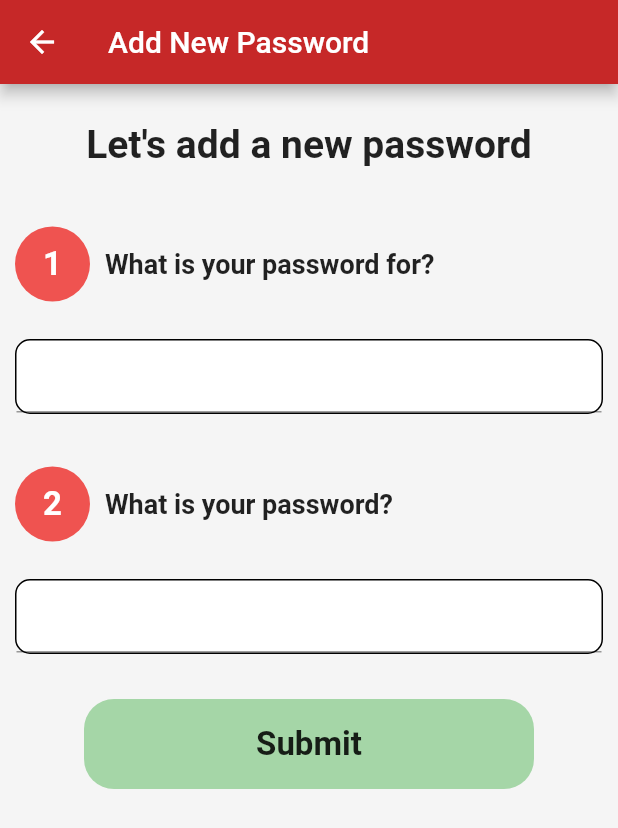
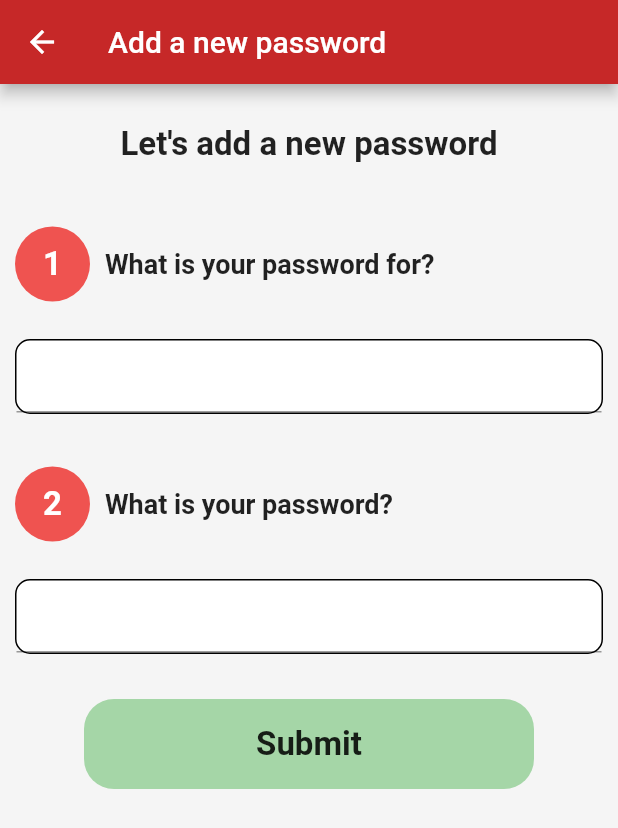
Before and after one commit to kelvinf96/PasswordManagerClientApp, a Flutter app: the UserHomePage screen opened directly with empty values, after a tap on "Add a new password", on a phone screen of 412 x 824 dp. Shown: the top 828 px of the screen. Run offline on Flutter 3.47's test engine with Material 2 defaults, Android fonts, the phone set to English and light mode, and no system bars; missing offline and left inert: platform_device_id, status_alert; generated files the repository leaves out were written again; network calls fail.

Commit message:
app internationalization working, some slight issues, see pr

```diff
--- /dev/null
+++ b/password_manager_client/l10n.yaml
@@ -0,0 +1,3 @@
+arb-dir: lib/l10n
+template-arb-file: app_en.arb
+output-localization-file: app_localizations.dart
--- a/password_manager_client/lib/add_password.dart
+++ b/password_manager_client/lib/add_password.dart
@@ -4,6 +4,7 @@ import 'package:flutter/material.dart';
 import 'package:http/http.dart';
 import 'package:password_manager_client/user_home.dart';
 import 'package:status_alert/status_alert.dart';
+import 'package:flutter_gen/gen_l10n/app_localizations.dart';
 
 class AddUserPasswordPage extends StatefulWidget {
   const AddUserPasswordPage(
@@ -61,18 +62,19 @@ class _AddUserPasswordPageState extends State<AddUserPasswordPage> {
         resizeToAvoidBottomInset: false,
         backgroundColor: Colors.grey[100],
         appBar: AppBar(
-          title: const Text("Add New Password"),
+          title: Text(
+            AppLocalizations.of(context)!.addPassword,),
           backgroundColor: Colors.red[800],
         ),
         body: Column(
           children: [
-            const SizedBox(
+            SizedBox(
               height: 80,
               child: Align(
                 alignment: Alignment.center,
-                child: Text("Let's add a new password",
-                    style: TextStyle(
-                      fontSize: 26,
+                child: Text(AppLocalizations.of(context)!.addPasswordMessage,
+                    style: const TextStyle(
+                      fontSize: 22,
                       fontWeight: FontWeight.bold,
                     )),
               ),
@@ -100,8 +102,8 @@ class _AddUserPasswordPageState extends State<AddUserPasswordPage> {
                       Padding(
                         padding: const EdgeInsets.only(left: 10),
                         child: Container(
-                            child: const Text("What is your password for?",
-                                style: TextStyle(
+                            child: Text(AppLocalizations.of(context)!.addPasswordName,
+                                style: const TextStyle(
                                   fontWeight: FontWeight.bold,
                                   fontSize: 18,
                                 ))),
@@ -145,8 +147,8 @@ class _AddUserPasswordPageState extends State<AddUserPasswordPage> {
                       Padding(
                         padding: const EdgeInsets.only(left: 10),
                         child: Container(
-                            child: const Text("What is your password?",
-                                style: TextStyle(
+                            child: Text(AppLocalizations.of(context)!.addPasswordValue,
+                                style: const TextStyle(
                                   fontWeight: FontWeight.bold,
                                   fontSize: 18,
                                 ))),
@@ -178,10 +180,10 @@ class _AddUserPasswordPageState extends State<AddUserPasswordPage> {
                   decoration: BoxDecoration(
                       color: Colors.green[200],
                       borderRadius: BorderRadius.circular(20)),
-                  child: const Align(
+                  child: Align(
                       alignment: Alignment.center,
-                      child: Text("Submit",
-                          style: TextStyle(
+                      child: Text(AppLocalizations.of(context)!.submitButton,
+                          style: const TextStyle(
                             fontSize: 22,
                             fontWeight: FontWeight.bold,
                           )))),
--- a/password_manager_client/lib/all_passwords.dart
+++ b/password_manager_client/lib/all_passwords.dart
@@ -1,6 +1,7 @@
 import 'dart:convert';
 import 'package:http/http.dart' as http;
 import 'package:flutter/material.dart';
+import 'package:flutter_gen/gen_l10n/app_localizations.dart';
 
 class ViewAllPasswordsPage extends StatefulWidget {
   const ViewAllPasswordsPage({super.key, required this.androidId});
@@ -76,7 +77,7 @@ class _ViewAllPasswordsPageState extends State<ViewAllPasswordsPage> {
     return Scaffold(
       backgroundColor: Colors.grey[100],
       appBar: AppBar(
-        title: const Text("View All Passwords"),
+        title: Text(AppLocalizations.of(context)!.viewAllPasswords,),
         backgroundColor: Colors.red[800],
       ),
       body: !fetched
--- /dev/null
+++ b/password_manager_client/lib/l10n/l10n.dart
@@ -0,0 +1,18 @@
+import 'package:flutter/material.dart';
+
+class L10n {
+  static final all = [
+    const Locale('en'),
+    const Locale('es'),
+  ];
+
+  static String getFlag(String code){
+    switch(code){
+      case 'es':
+        return '🇪🇸';
+      case 'en':
+      default:
+        return '🇬🇧';
+     }
+  }
+}
--- /dev/null
+++ b/password_manager_client/lib/local_provider.dart
@@ -0,0 +1,20 @@
+import 'package:flutter/material.dart';
+import 'package:password_manager_client/l10n/l10n.dart';
+
+class LocaleProvider extends ChangeNotifier {
+  late Locale _locale;
+
+  Locale get locale => _locale;
+
+  void setLocale(Locale locale) {
+    if (!L10n.all.contains(locale)) return;
+
+    _locale = locale;
+    notifyListeners();
+  }
+
+  @override
+  void initState() {
+    _locale = L10n.all[0];
+  }
+}
--- a/password_manager_client/lib/user_home.dart
+++ b/password_manager_client/lib/user_home.dart
@@ -3,6 +3,7 @@ import 'package:flutter/src/widgets/framework.dart';
 import 'package:flutter/src/widgets/placeholder.dart';
 import 'package:password_manager_client/add_password.dart';
 import 'package:password_manager_client/user_settings.dart';
+import 'package:flutter_gen/gen_l10n/app_localizations.dart';
 
 import 'all_passwords.dart';
 import 'find_password.dart';
@@ -24,7 +25,9 @@ class _UserHomePageState extends State<UserHomePage> {
     return Scaffold(
       resizeToAvoidBottomInset: true,
       appBar: AppBar(
-        title: const Text("User Home Screen"),
+        title:  Text(
+          AppLocalizations.of(context)!.userNav,
+        ),
         backgroundColor: Colors.red[800],
       ),
       body: Column(children: [
@@ -34,7 +37,8 @@ class _UserHomePageState extends State<UserHomePage> {
                 alignment: Alignment.centerLeft,
                 child: Padding(
                   padding: const EdgeInsets.only(left: 10),
-                  child: Text("Welcome back!",
+                  child: Text(
+                      AppLocalizations.of(context)!.welcomeMessage,
                       style: TextStyle(
                           color: Colors.red[800],
                           fontWeight: FontWeight.bold,
@@ -46,7 +50,7 @@ class _UserHomePageState extends State<UserHomePage> {
               alignment: Alignment.topLeft,
               child: Padding(
                 padding: const EdgeInsets.only(left: 10),
-                child: Text("This is the account home for ${widget.userphone}",
+                child: Text(AppLocalizations.of(context)!.accountHomeMessage + widget.userphone,
                     style: TextStyle(
                       color: Colors.grey[800],
                       fontSize: 16,
@@ -82,7 +86,8 @@ class _UserHomePageState extends State<UserHomePage> {
                         Icon(Icons.add),
                         Padding(
                           padding: const EdgeInsets.only(left: 5),
-                          child: Text("Add a new password",
+                          child: Text(
+                              AppLocalizations.of(context)!.addPassword,
                               style: TextStyle(
                                 color: Colors.grey[800],
                                 fontSize: 18,
@@ -120,7 +125,8 @@ class _UserHomePageState extends State<UserHomePage> {
                         Icon(Icons.storage),
                         Padding(
                           padding: const EdgeInsets.only(left: 5),
-                          child: Text("View all my passwords",
+                          child: Text(
+                              AppLocalizations.of(context)!.viewAllPasswords,
                               style: TextStyle(
                                 color: Colors.grey[800],
                                 fontSize: 18,
@@ -158,7 +164,8 @@ class _UserHomePageState extends State<UserHomePage> {
                         Icon(Icons.search),
                         Padding(
                           padding: const EdgeInsets.only(left: 5),
-                          child: Text("Find a password",
+                          child: Text(
+                              AppLocalizations.of(context)!.findPassoword,
                               style: TextStyle(
                                 color: Colors.grey[800],
                                 fontSize: 18,
@@ -197,7 +204,8 @@ class _UserHomePageState extends State<UserHomePage> {
                         Icon(Icons.settings),
                         Padding(
                           padding: const EdgeInsets.only(left: 5),
-                          child: Text("Account Settings",
+                          child: Text(
+                              AppLocalizations.of(context)!.account,
                               style: TextStyle(
                                 color: Colors.grey[800],
                                 fontSize: 18,
```
Also changed, not shown: password_manager_client/lib/find_password.dart (+7 -6 lines), password_manager_client/lib/l10n/app_en.arb (added, +94 -0 lines), password_manager_client/lib/l10n/app_es.arb (added, +25 -0 lines), password_manager_client/lib/main.dart (+51 -14 lines), password_manager_client/lib/user_settings.dart (+9 -8 lines), password_manager_client/lib/widget/language_picker_widget.dart (added, +24 -0 lines), password_manager_client/pubspec.yaml (+6 -52 lines), password_manager_client/pubspec.lock.
